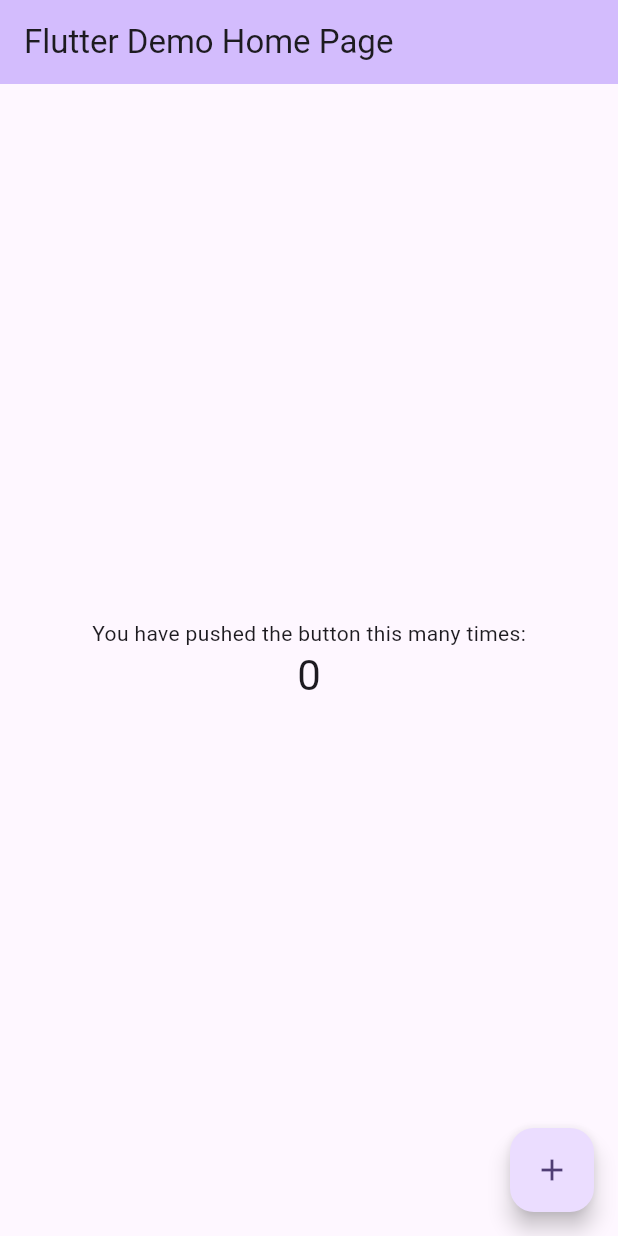
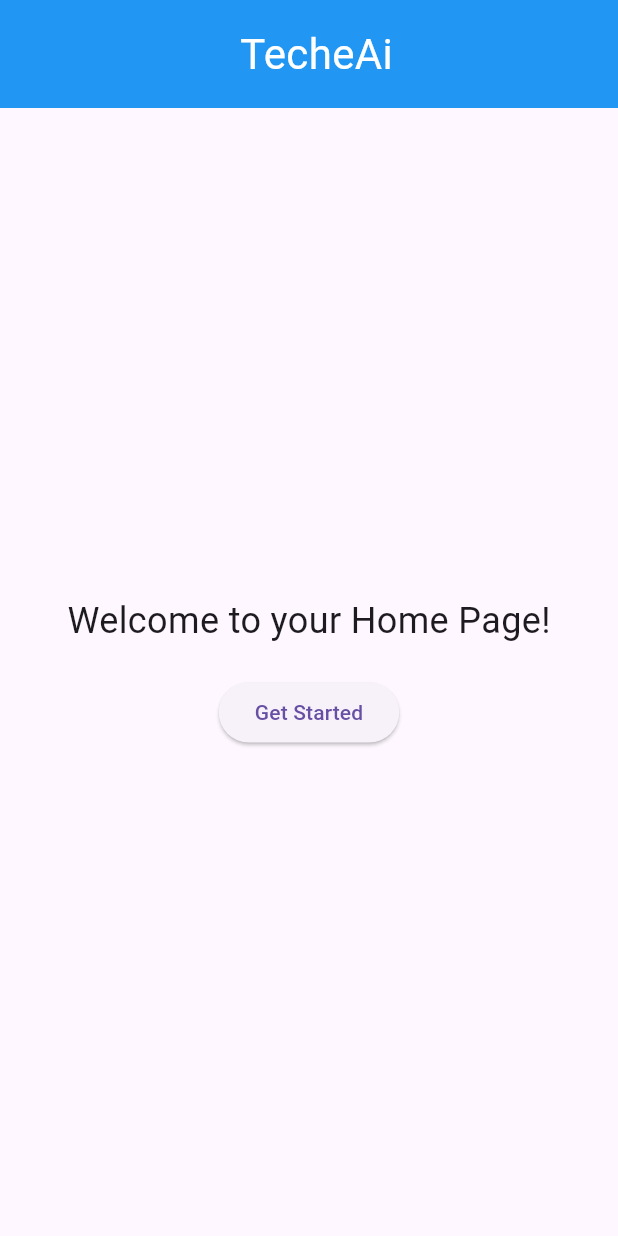
Before and after one commit to Techie-AI/App, a Flutter app: the screen it shows after launch, on a phone screen of 412 x 824 dp. Run offline on Flutter 3.47's test engine with Material 3 defaults, Android fonts, the phone set to English and light mode, and no system bars.

Commit message:
create home page

```diff
--- a/lib/main.dart
+++ b/lib/main.dart
@@ -1,125 +1,19 @@
 import 'package:flutter/material.dart';
+import 'pages/home_page.dart';
 
 void main() {
-  runApp(const MyApp());
+  runApp(MyApp());
 }
 
 class MyApp extends StatelessWidget {
-  const MyApp({super.key});
-
-  // This widget is the root of your application.
   @override
   Widget build(BuildContext context) {
     return MaterialApp(
-      title: 'Flutter Demo',
+      title: 'TecheAi',
       theme: ThemeData(
-        // This is the theme of your application.
-        //
-        // TRY THIS: Try running your application with "flutter run". You'll see
-        // the application has a purple toolbar. Then, without quitting the app,
-        // try changing the seedColor in the colorScheme below to Colors.green
-        // and then invoke "hot reload" (save your changes or press the "hot
-        // reload" button in a Flutter-supported IDE, or press "r" if you used
-        // the command line to start the app).
-        //
-        // Notice that the counter didn't reset back to zero; the application
-        // state is not lost during the reload. To reset the state, use hot
-        // restart instead.
-        //
-        // This works for code too, not just values: Most code changes can be
-        // tested with just a hot reload.
-        colorScheme: ColorScheme.fromSeed(seedColor: Colors.deepPurple),
-        useMaterial3: true,
+        primarySwatch: Colors.blue,
       ),
-      home: const MyHomePage(title: 'Flutter Demo Home Page'),
+      home: HomePage(),
     );
   }
 }
-
-class MyHomePage extends StatefulWidget {
-  const MyHomePage({super.key, required this.title});
-
-  // This widget is the home page of your application. It is stateful, meaning
-  // that it has a State object (defined below) that contains fields that affect
-  // how it looks.
-
-  // This class is the configuration for the state. It holds the values (in this
-  // case the title) provided by the parent (in this case the App widget) and
-  // used by the build method of the State. Fields in a Widget subclass are
-  // always marked "final".
-
-  final String title;
-
-  @override
-  State<MyHomePage> createState() => _MyHomePageState();
-}
-
-class _MyHomePageState extends State<MyHomePage> {
-  int _counter = 0;
-
-  void _incrementCounter() {
-    setState(() {
-      // This call to setState tells the Flutter framework that something has
-      // changed in this State, which causes it to rerun the build method below
-      // so that the display can reflect the updated values. If we changed
-      // _counter without calling setState(), then the build method would not be
-      // called again, and so nothing would appear to happen.
-      _counter++;
-    });
-  }
-
-  @override
-  Widget build(BuildContext context) {
-    // This method is rerun every time setState is called, for instance as done
-    // by the _incrementCounter method above.
-    //
-    // The Flutter framework has been optimized to make rerunning build methods
-    // fast, so that you can just rebuild anything that needs updating rather
-    // than having to individually change instances of widgets.
-    return Scaffold(
-      appBar: AppBar(
-        // TRY THIS: Try changing the color here to a specific color (to
-        // Colors.amber, perhaps?) and trigger a hot reload to see the AppBar
-        // change color while the other colors stay the same.
-        backgroundColor: Theme.of(context).colorScheme.inversePrimary,
-        // Here we take the value from the MyHomePage object that was created by
-        // the App.build method, and use it to set our appbar title.
-        title: Text(widget.title),
-      ),
-      body: Center(
-        // Center is a layout widget. It takes a single child and positions it
-        // in the middle of the parent.
-        child: Column(
-          // Column is also a layout widget. It takes a list of children and
-          // arranges them vertically. By default, it sizes itself to fit its
-          // children horizontally, and tries to be as tall as its parent.
-          //
-          // Column has various properties to control how it sizes itself and
-          // how it positions its children. Here we use mainAxisAlignment to
-          // center the children vertically; the main axis here is the vertical
-          // axis because Columns are vertical (the cross axis would be
-          // horizontal).
-          //
-          // TRY THIS: Invoke "debug painting" (choose the "Toggle Debug Paint"
-          // action in the IDE, or press "p" in the console), to see the
-          // wireframe for each widget.
-          mainAxisAlignment: MainAxisAlignment.center,
-          children: <Widget>[
-            const Text(
-              'You have pushed the button this many times:',
-            ),
-            Text(
-              '$_counter',
-              style: Theme.of(context).textTheme.headlineMedium,
-            ),
-          ],
-        ),
-      ),
-      floatingActionButton: FloatingActionButton(
-        onPressed: _incrementCounter,
-        tooltip: 'Increment',
-        child: const Icon(Icons.add),
-      ), // This trailing comma makes auto-formatting nicer for build methods.
-    );
-  }
-}
--- /dev/null
+++ b/lib/pages/home_page.dart
@@ -0,0 +1,33 @@
+import 'package:flutter/material.dart';
+import '../widgets/welcome_text.dart';
+import '../widgets/header.dart';
+
+class HomePage extends StatelessWidget {
+  @override
+  Widget build(BuildContext context) {
+    return Scaffold(
+      body: Column(
+        children: <Widget>[
+          Header(),
+          Expanded(
+            child: Center(
+              child: Column(
+                mainAxisAlignment: MainAxisAlignment.center,
+                children: <Widget>[
+                  WelcomeText(),
+                  SizedBox(height: 20),
+                  ElevatedButton(
+                    onPressed: () {
+                      // Add your onPressed code here!
+                    },
+                    child: Text('Get Started'),
+                  ),
+                ],
+              ),
+            ),
+          ),
+        ],
+      ),
+    );
+  }
+}
--- /dev/null
+++ b/lib/widgets/header.dart
@@ -0,0 +1,29 @@
+import 'package:flutter/material.dart';
+
+class Header extends StatelessWidget {
+  @override
+  Widget build(BuildContext context) {
+    return Container(
+      padding: const EdgeInsets.all(16.0),
+      color: Colors.blue,
+      width: double.infinity,
+      child: Row(
+        mainAxisAlignment: MainAxisAlignment.center,
+        children: [
+          // Image.asset(
+          //   'assets/images/logo.png',
+          //   height: 80,
+          // ),
+          const SizedBox(width: 10),
+          Text(
+            'TecheAi',
+            style: TextStyle(
+              fontSize: 28,
+              color: Colors.white,
+            ),
+          ),
+        ],
+      ),
+    );
+  }
+}
--- /dev/null
+++ b/lib/widgets/welcome_text.dart
@@ -0,0 +1,11 @@
+import 'package:flutter/material.dart';
+
+class WelcomeText extends StatelessWidget {
+  @override
+  Widget build(BuildContext context) {
+    return const Text(
+      'Welcome to your Home Page!',
+      style: TextStyle(fontSize: 24),
+    );
+  }
+}
--- a/pubspec.yaml
+++ b/pubspec.yaml
@@ -88,3 +88,6 @@ flutter:
   #
   # For details regarding fonts from package dependencies,
   # see https://flutter.dev/custom-fonts/#from-packages
+
+assets:
+    - assets/images/logo.png
```
Also changed, not shown: 1 other file.
